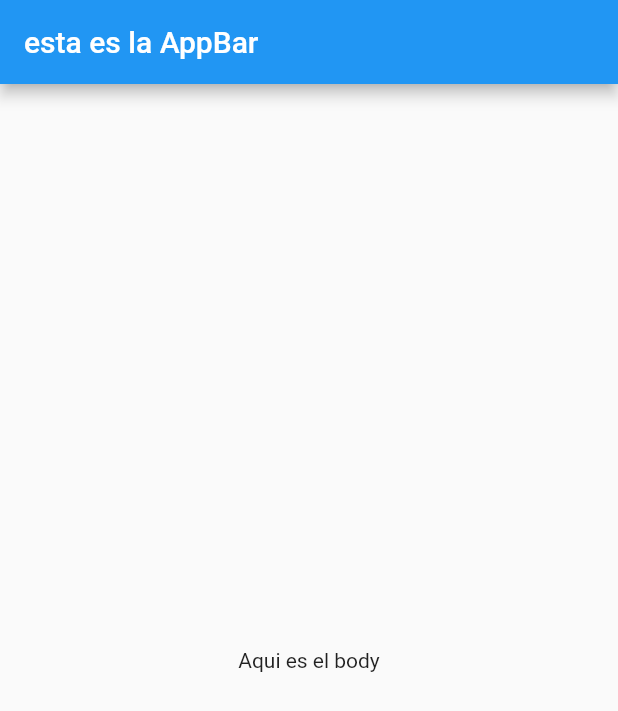
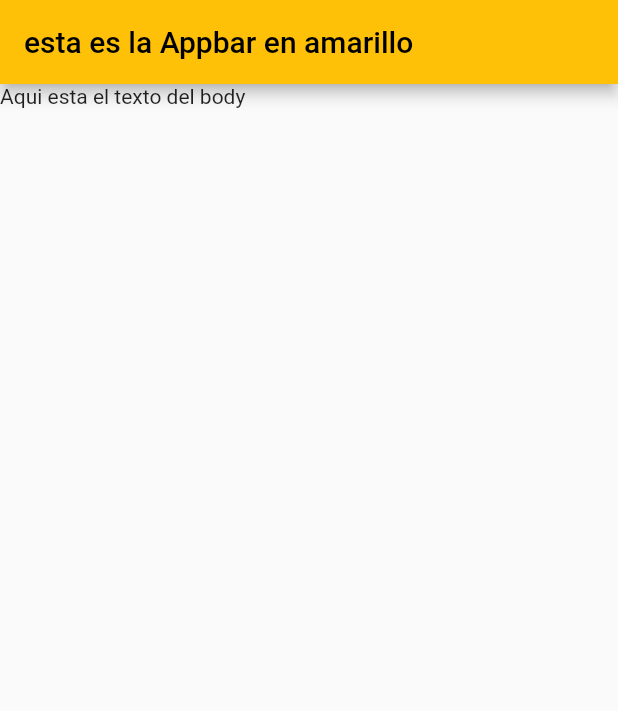
Before and after one commit to khemtz/PAM_uao_2022, a Flutter app: the screen it shows after launch, on a phone screen of 412 x 824 dp. Shown: the top 711 px of the screen. Run offline on Flutter 3.47's test engine with Material 2 defaults, Android fonts, the phone set to English and light mode, and no system bars.

Commit message:
Interface Amarilla se sobreescribio

```diff
--- a/lib/main.dart
+++ b/lib/main.dart
@@ -13,15 +13,15 @@ class MyApp extends StatelessWidget {
     return MaterialApp(
       title: 'Flutter Demo',
       theme: ThemeData(
-        primarySwatch: Colors.blue,
+         primarySwatch: Colors.amber,
       ),
       home: Scaffold(
         appBar: AppBar(
-          title: Text("esta es la AppBar"),
+          title: Text("esta es la Appbar en amarillo"),
         ),
-        body: Center(
-          child: Text("Aqui es el body"),
-        ),
+        body: Text("Aqui esta el texto del body"),
+
+
       ),
     );
   }
```
